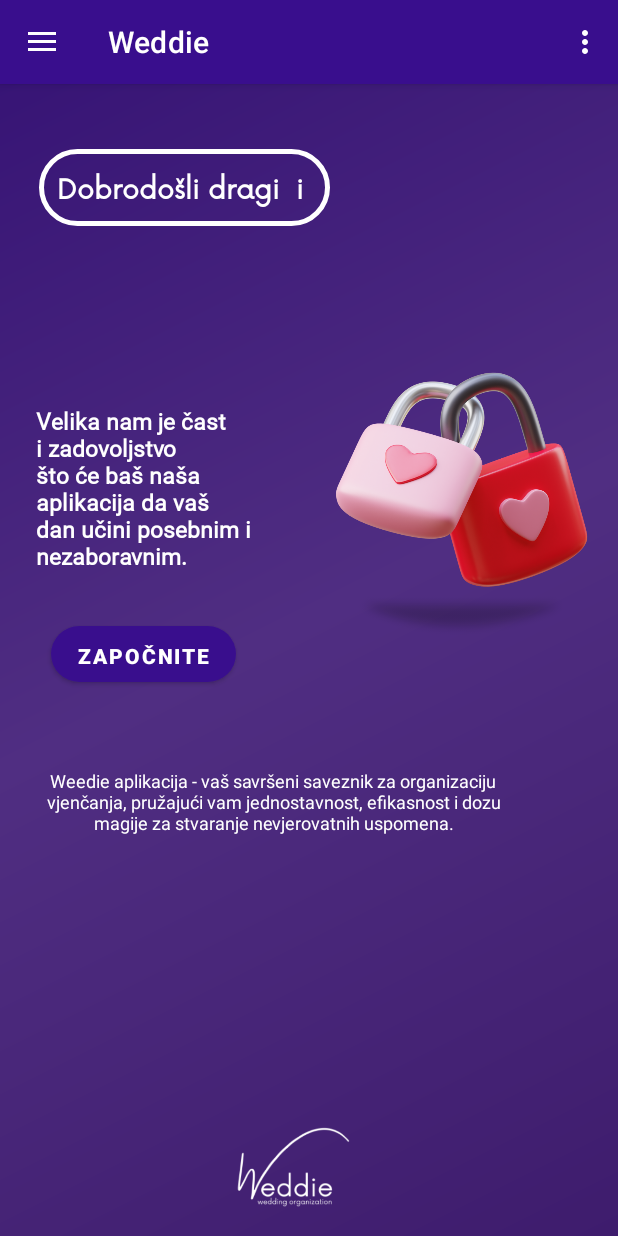
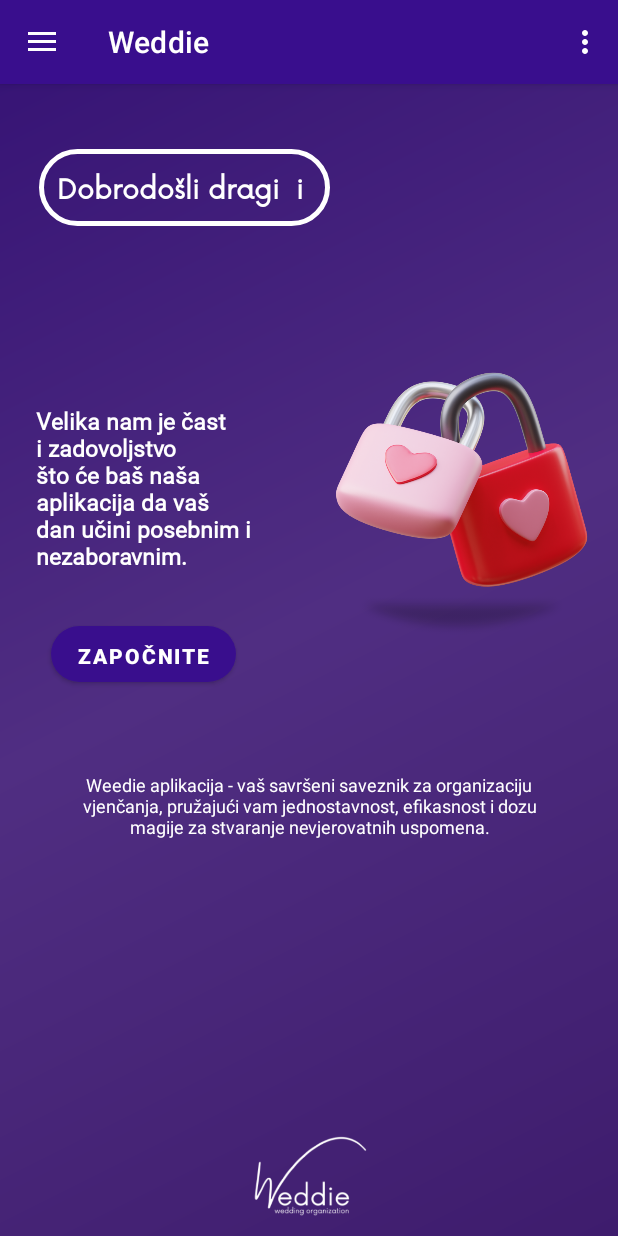
Before and after one commit to CrazyTolstoy/Wedding, an Android app: the MainActivity screen opened directly, with no data from a screen before it, on a phone screen of 412 x 824 dp. Run offline under Robolectric (Android 15) with nearby library versions, the phone set to English and light mode, and no system bars; our stand-ins replace navigation-ui.

Commit message:
цоммит

```diff
--- a/app/src/main/res/layout/activity_first_time_open.xml
+++ b/app/src/main/res/layout/activity_first_time_open.xml
@@ -18,7 +18,7 @@
         android:hint="Mlada"
         android:inputType="textPersonName"
         android:maxLines="1"
-        android:textColorHint="#fff"
+        android:textColorHint="#DACACA"
         android:textSize="20sp"
         app:layout_constraintStart_toStartOf="parent"
         app:layout_constraintTop_toBottomOf="@+id/textView4" />
@@ -30,7 +30,7 @@
         android:layout_gravity="center_horizontal"
         android:layout_marginStart="30dp"
         android:layout_marginTop="34dp"
-        android:textColorHint="#fff"
+        android:textColorHint="#DACACA"
         android:hint="Mladoženja"
         android:inputType="textPersonName"
         android:maxLines="1"
@@ -49,7 +49,7 @@
         android:inputType="text|textEmailAddress"
         android:maxLines="1"
         android:enabled="false"
-        android:textColorHint="#fff"
+        android:textColorHint="#DACACA"
         android:textSize="20sp"
         app:layout_constraintStart_toStartOf="parent"
         app:layout_constraintTop_toBottomOf="@+id/mladozenja" />
--- a/app/src/main/res/layout/fragment_home.xml
+++ b/app/src/main/res/layout/fragment_home.xml
@@ -61,12 +61,13 @@
         android:id="@+id/textView7"
         android:layout_width="340dp"
         android:layout_height="wrap_content"
-        android:layout_marginStart="12dp"
-        android:layout_marginTop="57dp"
+        android:layout_marginTop="60dp"
+        android:gravity="center"
         android:text="@string/text2"
         android:textColor="#fff"
         android:textSize="12sp"
-        android:gravity="center"
+        app:layout_constraintEnd_toEndOf="parent"
+        app:layout_constraintHorizontal_bias="0.5"
         app:layout_constraintStart_toStartOf="parent"
         app:layout_constraintTop_toBottomOf="@+id/button" />
 
@@ -74,10 +75,13 @@
         android:id="@+id/imageView4"
         android:layout_width="130dp"
         android:layout_height="57dp"
-        android:layout_marginStart="130dp"
-        android:layout_marginBottom="16dp"
+        android:layout_marginBottom="10dp"
         android:src="@drawable/weddie"
         app:layout_constraintBottom_toBottomOf="parent"
+        app:layout_constraintEnd_toEndOf="parent"
+        app:layout_constraintHorizontal_bias="0.5"
         app:layout_constraintStart_toStartOf="parent" />
 
+
+
 </androidx.constraintlayout.widget.ConstraintLayout>
--- a/app/src/main/res/menu/activity_main_drawer.xml
+++ b/app/src/main/res/menu/activity_main_drawer.xml
@@ -8,7 +8,7 @@
         <item
             android:id="@+id/nav_home"
             android:icon="@drawable/home"
-            android:title="Home" />
+            android:title="Početna" />
         <item
             android:id="@+id/nav_sala"
             android:icon="@drawable/salon"
@@ -29,14 +29,14 @@
             android:id="@+id/nav_pozivnice"
             android:icon="@drawable/pozivnica"
             android:title="Pozivnice" />
+    </group>
 
-    </group>
     <group
         android:id="@+id/menu_bottom">
         <item
             android:id="@+id/reset"
             android:icon="@drawable/reset"
-            android:title="Reset" />
+            android:title="Ponovo pokreni" />
         <item
             android:id="@+id/exit"
             android:icon="@drawable/izlaz"
--- a/app/src/main/res/values/strings.xml
+++ b/app/src/main/res/values/strings.xml
@@ -14,13 +14,14 @@
     <string name="text1">Velika nam je čast i zadovoljstvo što će baš naša aplikacija da vaš dan učini posebnim i nezaboravnim.</string>
     <string name="text2">Weedie aplikacija - vaš savršeni saveznik za organizaciju vjenčanja, pružajući vam jednostavnost, efikasnost i dozu magije za stvaranje nevjerovatnih uspomena.</string>
     <string-array name="foto_radnje">
-        <item>- - - - - - - - -</item>
+        <item>Izaberi</item>
         <item>Foto Stanko</item>
         <item>Foto Tomić</item>
         <item>4Pixel Studio</item>
+        <item>Foto Studio Šešum</item>
     </string-array>
     <string-array name="garderoba">
-    <item>- - - - - - - - -</item>
+    <item>Izaberi</item>
     <item>Mlada</item>
     <item>Mladoženja</item>
 </string-array>
```
Also changed, not shown: app/src/main/java/com/example/wedding/FirstTimeOpen.java (+20 -0 lines), app/src/main/java/com/example/wedding/MainActivity.java (+29 -2 lines), app/src/main/java/com/example/wedding/ui/Fotograf.java (+38 -4 lines), app/src/main/res/drawable/ff1.png (added), app/src/main/res/drawable/ff2.png (added), app/src/main/res/drawable/ff3.png (added), app/src/main/res/drawable/fsh1.png (added), app/src/main/res/drawable/fsh2.png (added), app/src/main/res/drawable/fsh3.png (added).
